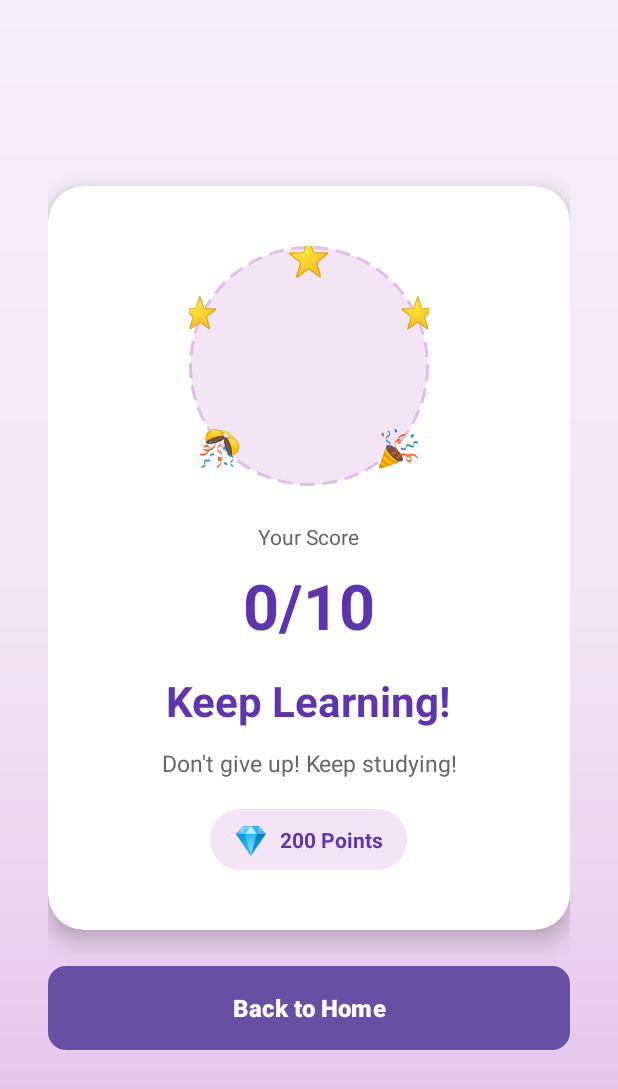
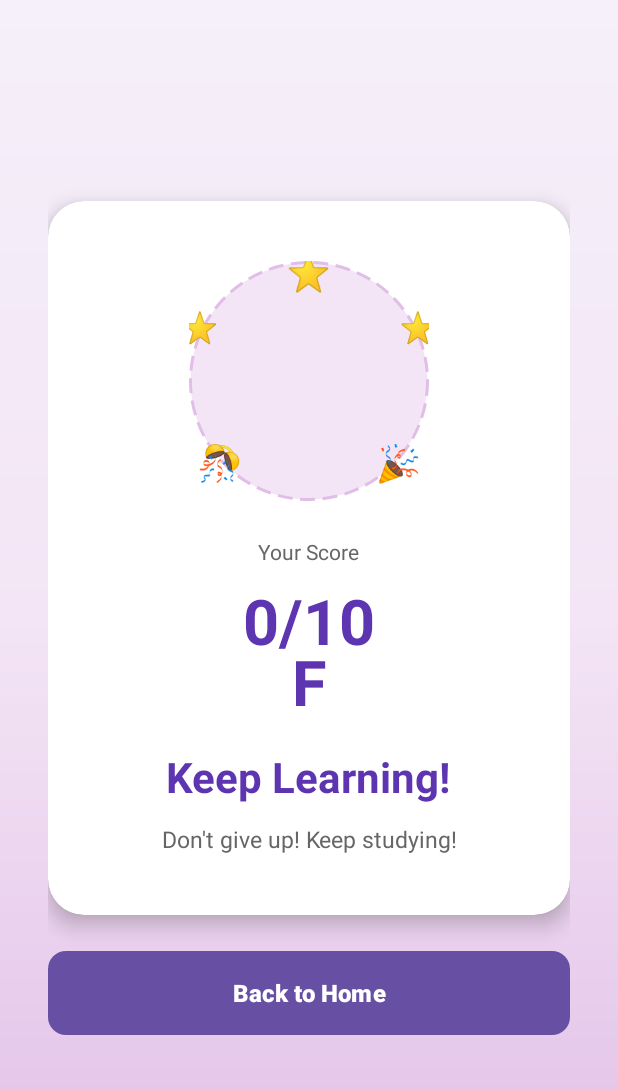
Before and after one commit to lehoang281105/FlashCard, an Android app: the ResultActivity screen opened directly, with no data from a screen before it, on a phone screen of 412 x 824 dp. Shown: the top 1089 px of the screen. Run offline under Robolectric (Android 15) with nearby library versions, the phone set to English and light mode, and no system bars.

Commit message:
lehoang281105-quiz

```diff
--- a/app/src/main/java/com/example/flashcard_quiz/ResultActivity.java
+++ b/app/src/main/java/com/example/flashcard_quiz/ResultActivity.java
@@ -36,28 +36,64 @@ public class ResultActivity extends AppCompatActivity {
         int score = getIntent().getIntExtra("score", 0);
         int total = getIntent().getIntExtra("total", 10);
 
-        tvScore.setText(score + "/" + total);
+        // Tính điểm chữ cái theo bảng
+        String grade = calculateGrade(score, total);
+        tvScore.setText(score + "/" + total + "\n" + grade);
 
         // Tính phần trăm
         double percentage = (score * 100.0) / total;
 
-        // Hiển thị thông điệp dựa trên kết quả - giống trong ảnh
-        if (percentage == 100) {
+        // Hiển thị thông điệp dựa trên kết quả
+        if (grade.equals("A+")) {
             tvResult.setText("Congratulations!");
             tvMessage.setText("Perfect! You have done excellent!");
-        } else if (percentage >= 80) {
+        } else if (grade.equals("A") || grade.equals("B")) {
             tvResult.setText("Congratulations!");
             tvMessage.setText("Great job! You have done well!");
-        } else if (percentage >= 60) {
+        } else if (grade.equals("C")) {
             tvResult.setText("Good Job!");
             tvMessage.setText("Nice work! Keep it up!");
-        } else if (percentage >= 40) {
+        } else if (grade.equals("D")) {
             tvResult.setText("Keep Trying!");
             tvMessage.setText("Not bad! Practice makes perfect!");
         } else {
             tvResult.setText("Keep Learning!");
             tvMessage.setText("Don't give up! Keep studying!");
         }
+    }
+
+    private String calculateGrade(int score, int total) {
+        // Tính điểm chữ cái theo bảng
+        if (total == 10) {
+            if (score >= 10) return "A+";
+            if (score >= 9) return "A";
+            if (score >= 8) return "B";
+            if (score >= 7) return "C";
+            if (score >= 5) return "D";
+            return "F";
+        } else if (total == 15) {
+            if (score >= 15) return "A+";
+            if (score >= 13) return "A";
+            if (score >= 12) return "B";
+            if (score >= 10) return "C";
+            if (score >= 8) return "D";
+            return "F";
+        } else if (total == 20) {
+            if (score >= 20) return "A+";
+            if (score >= 17) return "A";
+            if (score >= 15) return "B";
+            if (score >= 13) return "C";
+            if (score >= 10) return "D";
+            return "F";
+        } else if (total == 30) {
+            if (score >= 29) return "A+";
+            if (score >= 26) return "A";
+            if (score >= 23) return "B";
+            if (score >= 19) return "C";
+            if (score >= 15) return "D";
+            return "F";
+        }
+        return "N/A";
     }
 
     private void retryQuiz() {
--- a/app/src/main/res/layout/activity_quiz.xml
+++ b/app/src/main/res/layout/activity_quiz.xml
@@ -5,14 +5,15 @@
     android:layout_height="match_parent"
     android:orientation="vertical"
     android:background="@drawable/gradient_background"
-    android:padding="20dp">
+    android:padding="20dp"
+    android:clipToPadding="false">
 
     <!-- Main Card Container -->
     <androidx.cardview.widget.CardView
         android:layout_width="match_parent"
         android:layout_height="match_parent"
         app:cardCornerRadius="24dp"
-        app:cardElevation="8dp"
+        app:cardElevation="2dp"
         app:cardBackgroundColor="@android:color/white">
 
         <LinearLayout
--- a/app/src/main/res/layout/activity_result.xml
+++ b/app/src/main/res/layout/activity_result.xml
@@ -99,10 +99,12 @@
                 android:id="@+id/tv_score"
                 android:layout_width="wrap_content"
                 android:layout_height="wrap_content"
-                android:text="19/20"
+                android:text="7/15\nD"
                 android:textSize="42sp"
                 android:textStyle="bold"
                 android:textColor="#5E35B1"
+                android:gravity="center"
+                android:lineSpacingExtra="-8dp"
                 android:layout_marginBottom="16dp"/>
 
             <!-- Congratulations Title -->
@@ -124,36 +126,7 @@
                 android:text="Great job, Kenzy! You have done well"
                 android:textSize="15sp"
                 android:textColor="#666666"
-                android:textAlignment="center"
-                android:layout_marginBottom="20dp"/>
-
-            <!-- Points Badge -->
-            <LinearLayout
-                android:layout_width="wrap_content"
-                android:layout_height="wrap_content"
-                android:orientation="horizontal"
-                android:gravity="center"
-                android:background="@drawable/points_badge_background"
-                android:paddingStart="16dp"
-                android:paddingEnd="16dp"
-                android:paddingTop="8dp"
-                android:paddingBottom="8dp">
-
-                <TextView
-                    android:layout_width="wrap_content"
-                    android:layout_height="wrap_content"
-                    android:text="💎"
-                    android:textSize="18sp"
-                    android:layout_marginEnd="8dp"/>
-
-                <TextView
-                    android:layout_width="wrap_content"
-                    android:layout_height="wrap_content"
-                    android:text="200 Points"
-                    android:textSize="14sp"
-                    android:textStyle="bold"
-                    android:textColor="#5E35B1"/>
-            </LinearLayout>
+                android:textAlignment="center"/>
 
         </LinearLayout>
     </androidx.cardview.widget.CardView>
```
